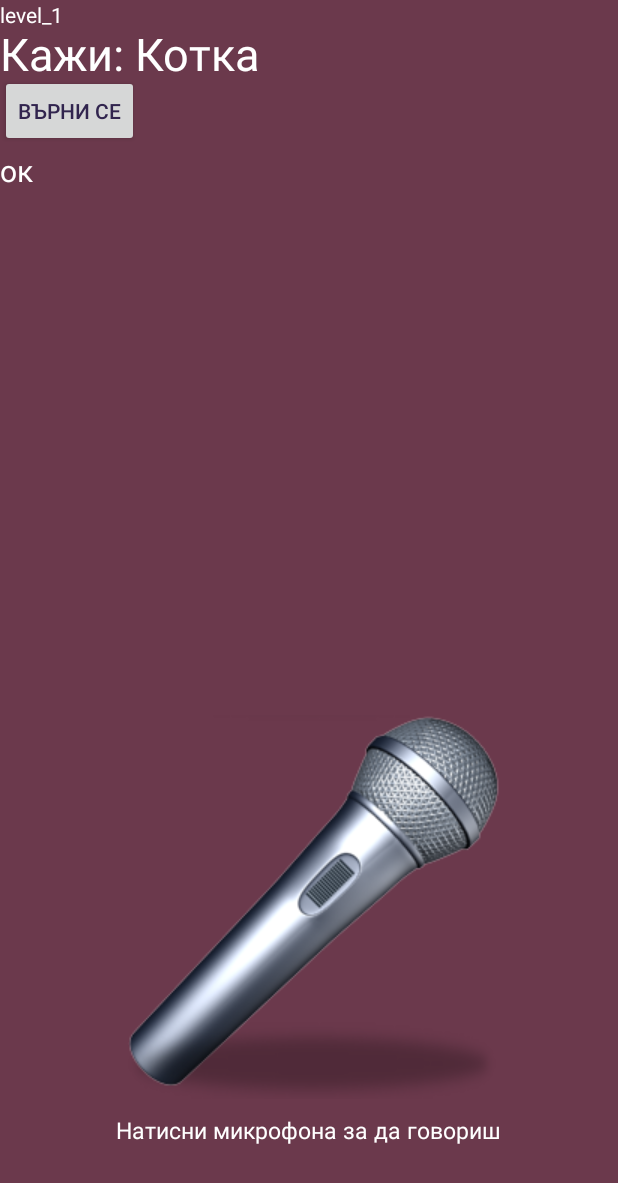
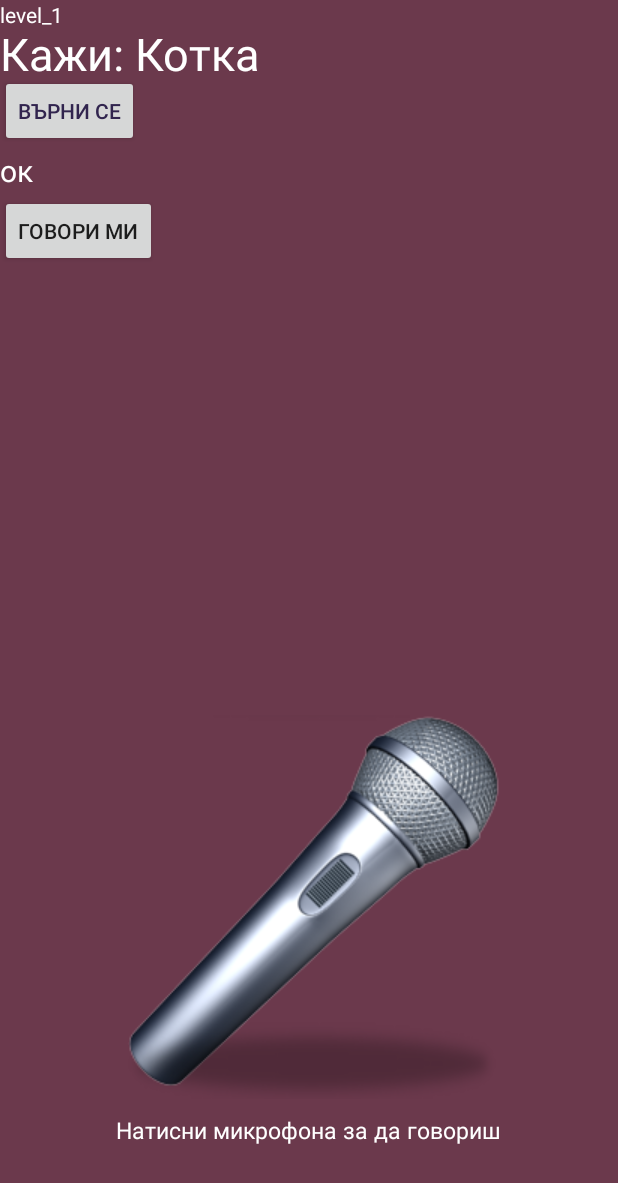
Before and after one commit to TeoDimitrov/Bukvar, an Android app: the LevelManager screen opened directly, with no data from a screen before it, on a phone screen of 412 x 824 dp. Shown: the top 1183 px of the screen. Run offline under Robolectric (Android 15) with nearby library versions, the phone set to English and light mode, and no system bars.

Commit message:
text_to_speech

```diff
--- a/app/src/main/java/cyril_and_methodius/bukvar/cyril_and_methodius/bukvar/levels/LevelManager.java
+++ b/app/src/main/java/cyril_and_methodius/bukvar/cyril_and_methodius/bukvar/levels/LevelManager.java
@@ -5,6 +5,7 @@
 import android.content.Intent;
 import android.os.Bundle;
 import android.speech.RecognizerIntent;
+import android.speech.tts.TextToSpeech;
 import android.support.v7.app.AppCompatActivity;
 import android.support.v7.widget.ButtonBarLayout;
 import android.view.Menu;
@@ -32,6 +33,8 @@
     private Button btnGoBack;
     private TextView txtFeedback;
     private String userSpeechInput;
+    private TextToSpeech txtToSpeech;
+    private Button btnTextToSpeech;
 
     @Override
     protected void onCreate(Bundle savedInstance) {
@@ -57,7 +60,22 @@
             }
         });
 
-
+        this.txtToSpeech = new TextToSpeech(getApplicationContext(), new TextToSpeech.OnInitListener() {
+            @Override
+            public void onInit(int status) {
+                if(status != TextToSpeech.ERROR) {
+                    txtToSpeech.setLanguage(Locale.getDefault());
+                }
+            }
+        });
+        this.btnTextToSpeech = (Button) findViewById(R.id.btnTextToSpeech);
+        this.btnTextToSpeech.setOnClickListener(new View.OnClickListener(){
+            @Override
+            public void onClick(View view){
+                String txtToSpeechText = "cat";
+                txtToSpeech.speak(txtToSpeechText,TextToSpeech.QUEUE_FLUSH, null);
+            }
+        });
     }
 
     private void promptSpeechInput() {
@@ -91,15 +109,14 @@
                     this.userSpeechInput = result.get(0);
                     txtSpeechInput.setText(this.userSpeechInput);
                 }
+
+                if (this.userSpeechInput.toLowerCase().equals("котка")) {
+                    this.txtFeedback.setText("Браво, добре четеш");
+                }else {
+                    this.txtFeedback.setText("Ти каза: " + this.userSpeechInput + ", а не \"Котка\". Пробвай пак! :)");
+                }
                 break;
             }
-
-        }
-
-        if (this.userSpeechInput.toLowerCase().equals("котка")) {
-            this.txtFeedback.setText("Браво, добре четеш");
-        }else {
-            this.txtFeedback.setText("Ти каза: " + this.userSpeechInput + ", а не \"Котка\". Пробвай пак! :)");
         }
     }
 
--- a/app/src/main/res/layout/level_1_test.xml
+++ b/app/src/main/res/layout/level_1_test.xml
@@ -38,6 +38,12 @@
         android:textColor="@color/white"
         android:textSize="20dp"
         android:textStyle="normal" />
+    <Button
+        android:id="@+id/btnTextToSpeech"
+        android:layout_width="wrap_content"
+        android:layout_height="wrap_content"
+        android:layout_marginTop="130dp"
+        android:text="Говори ми"/>
 
     <LinearLayout
         android:layout_width="wrap_content"
--- a/app/src/main/res/layout/level_forth_sentences.xml
+++ b/app/src/main/res/layout/level_forth_sentences.xml
@@ -50,4 +50,4 @@
         android:layout_centerHorizontal="true" />
 
 
-</RelativeLayout><?xml version="1.0" encoding="utf-8"?>
+</RelativeLayout>
```
